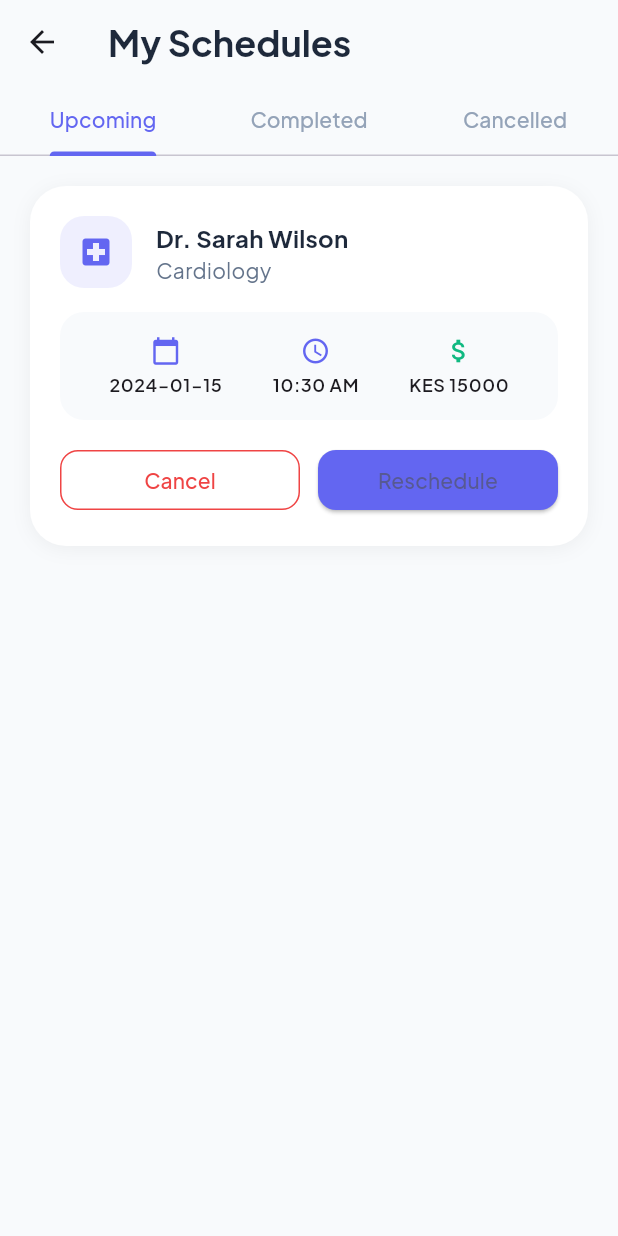
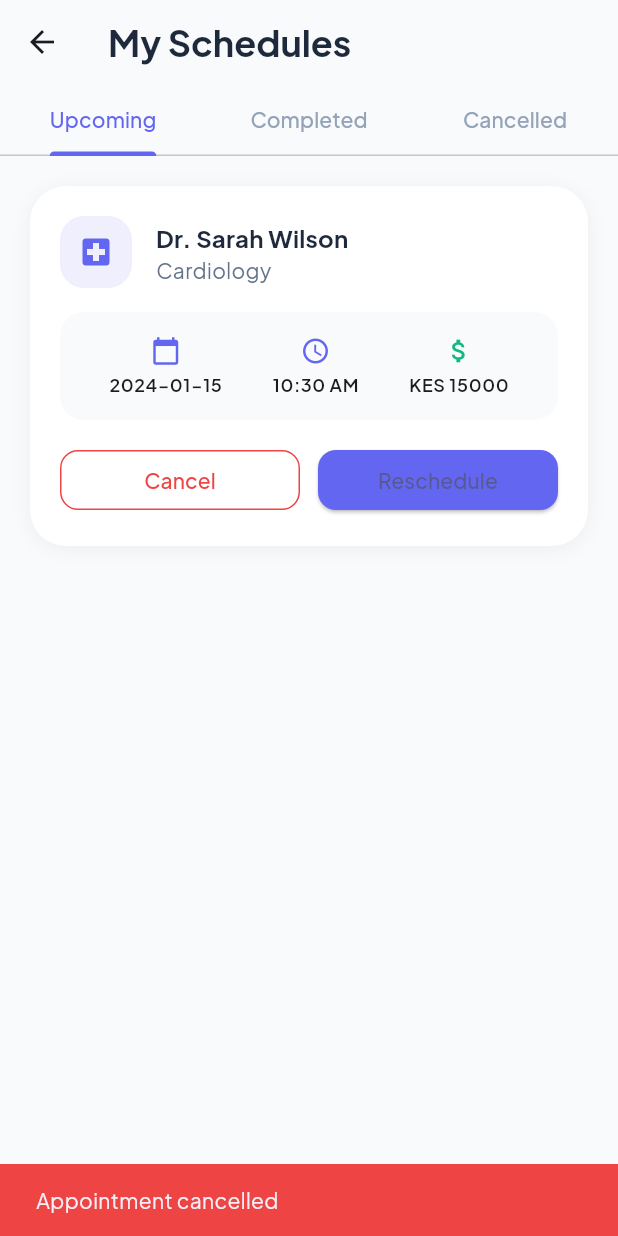
Before and after one commit to Paulah-linah/Healthcare-App, a Flutter app: the AppointmentsScreen screen opened directly, after a tap on "Cancel", on a phone screen of 412 x 824 dp. Run offline on Flutter 3.47's test engine with Material 3 defaults, Android fonts, the phone set to English and light mode, and no system bars; our stand-ins replace cached_network_image, flutter_staggered_animations, google_fonts, shared_preferences; accounts and stored records are empty.

Commit message:
Fix cancel and reschedule button functionality

```diff
--- a/lib/screens/appointments_screen.dart
+++ b/lib/screens/appointments_screen.dart
@@ -251,7 +251,12 @@ class _AppointmentsScreenState extends State<AppointmentsScreen>
                             Expanded(
                               child: OutlinedButton(
                                 onPressed: () {
-                                  // TODO: Cancel appointment
+                                  ScaffoldMessenger.of(context).showSnackBar(
+                                    const SnackBar(
+                                      content: Text('Appointment cancelled'),
+                                      backgroundColor: Color(0xFFEF4444),
+                                    ),
+                                  );
                                 },
                                 style: OutlinedButton.styleFrom(
                                   side: const BorderSide(color: Color(0xFFEF4444)),
@@ -269,7 +274,12 @@ class _AppointmentsScreenState extends State<AppointmentsScreen>
                             Expanded(
                               child: ElevatedButton(
                                 onPressed: () {
-                                  // TODO: Reschedule appointment
+                                  ScaffoldMessenger.of(context).showSnackBar(
+                                    const SnackBar(
+                                      content: Text('Appointment rescheduled'),
+                                      backgroundColor: Color(0xFF6366F1),
+                                    ),
+                                  );
                                 },
                                 style: ElevatedButton.styleFrom(
                                   backgroundColor: const Color(0xFF6366F1),
```
Also changed, not shown: 3 other files.
